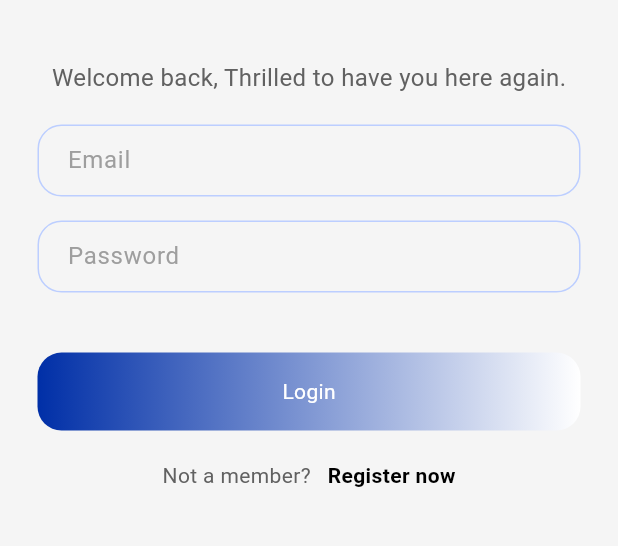
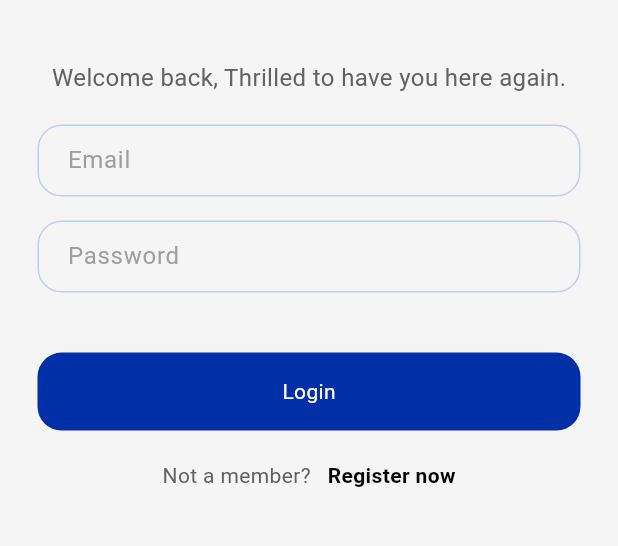
Before and after one commit to Rizz-33/Whispr., a Flutter app: the screen it shows after launch, on a phone screen of 412 x 824 dp, the part 323-869 px from its top. Run offline on Flutter 3.47's test engine with Material 3 defaults, Android fonts, the phone set to English and light mode, and no system bars; our stand-ins replace cloud_firestore, firebase_auth, firebase_core; accounts and stored records are empty.

Commit message:
revert: button styles

```diff
--- a/lib/components/button.dart
+++ b/lib/components/button.dart
@@ -4,7 +4,7 @@ class Button extends StatelessWidget {
   final void Function()? onTap;
   final String text;
 
-  const Button({Key? key, required this.text, required this.onTap}) : super(key: key);
+  const Button({super.key, required this.text, required this.onTap});
 
   @override
   Widget build(BuildContext context) {
@@ -12,20 +12,13 @@ class Button extends StatelessWidget {
       onTap: onTap,
       child: Container(
         decoration: BoxDecoration(
-          gradient: LinearGradient(
-            colors: [
-              Theme.of(context).colorScheme.primary,
-              Colors.white,
-            ],
-            begin: Alignment.centerLeft,
-            end: Alignment.centerRight,
-          ),
-          borderRadius: BorderRadius.circular(16),
+          color: Theme.of(context).colorScheme.primary,
+          borderRadius: BorderRadius.circular(16)
         ),
         padding: EdgeInsets.all(16),
         margin: EdgeInsets.symmetric(horizontal: 25),
         child: Center(
-          child: Text(text, style: TextStyle(color: Colors.white)),
+          child: Text(text, style: TextStyle(color: Colors.white),),
         ),
       ),
     );
```
